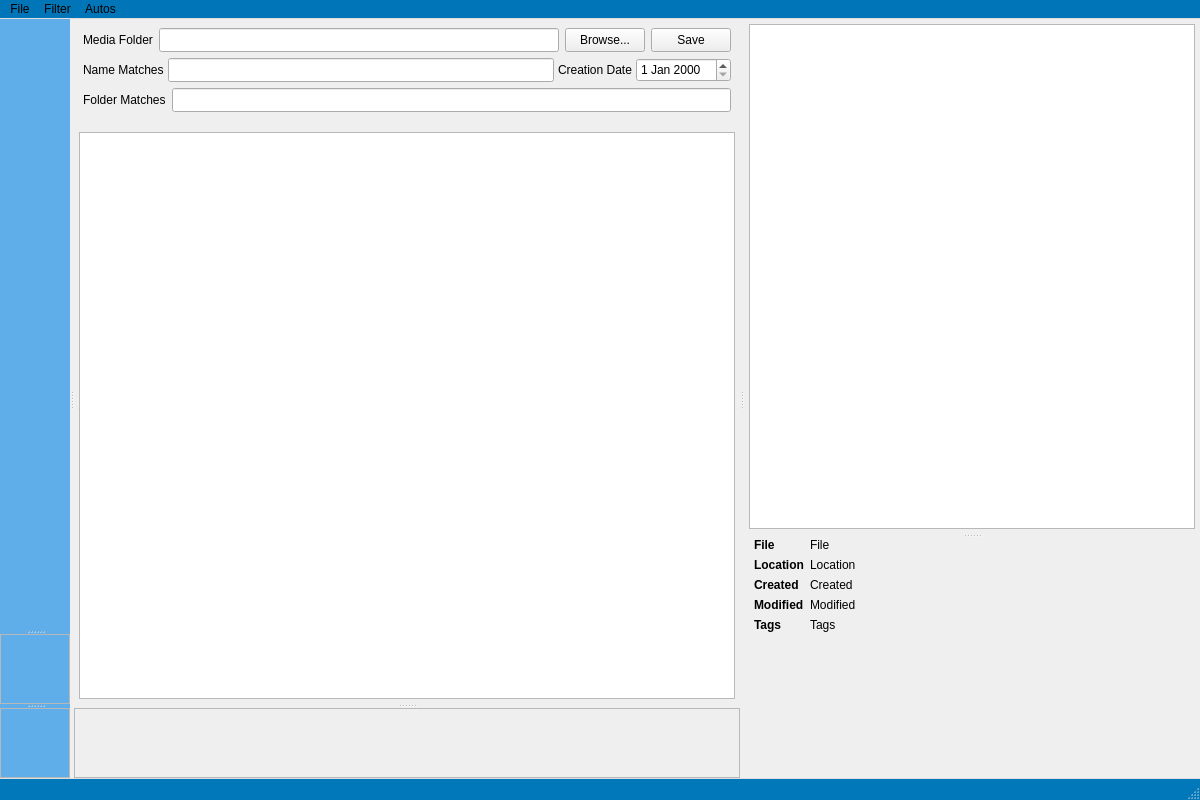
Qt form mainwindow.ui (merrillaldrich/compendia) before a commit.
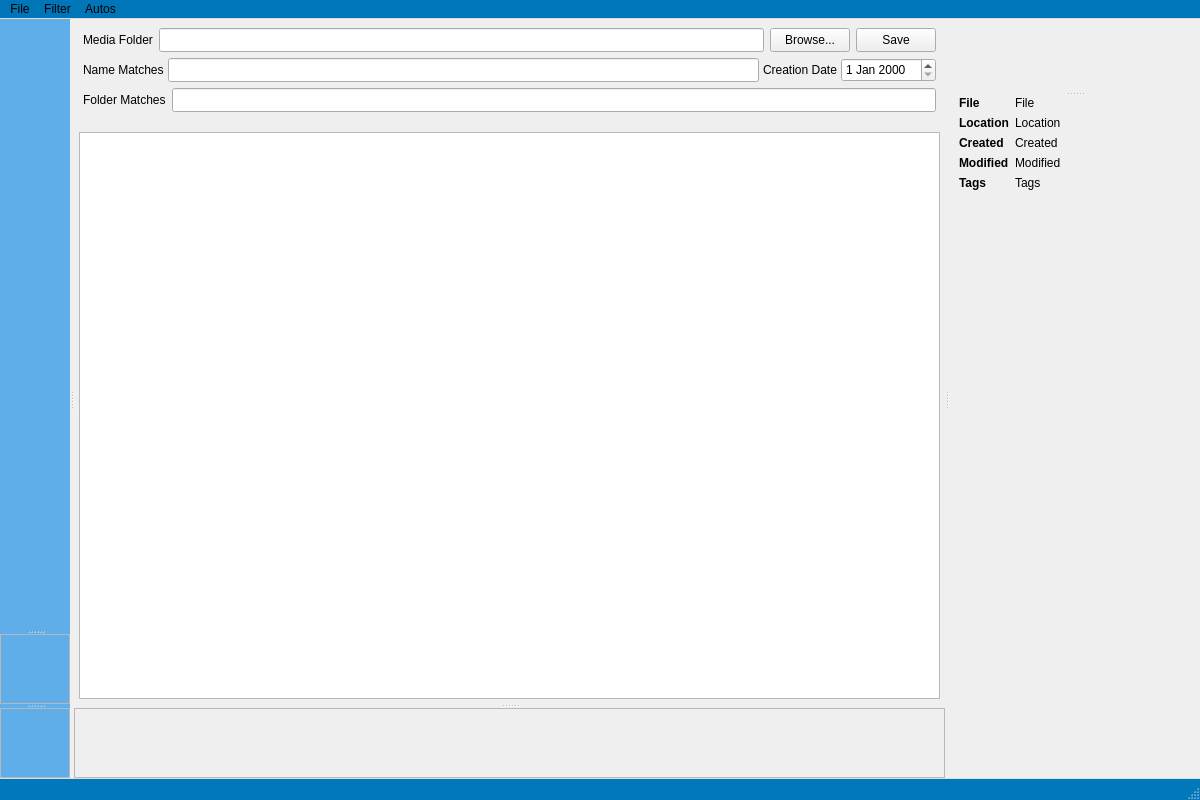
The same form after that commit. Custom widgets are drawn as their Qt base class.

Commit message: Refactor preview area in prep for handling video

Diff of the .ui file:
```diff
--- a/mainwindow.ui
+++ b/mainwindow.ui
@@ -289,7 +289,7 @@
         <enum>Qt::Orientation::Vertical</enum>
        </property>
        <widget class="QWidget" name="horizontalLayoutWidget_2">
-        <layout class="QHBoxLayout" name="previewContainer">
+        <layout class="QHBoxLayout" name="previewLayout">
          <property name="spacing">
           <number>5</number>
          </property>
@@ -306,7 +306,7 @@
           <number>5</number>
          </property>
          <item>
-          <widget class="QGraphicsView" name="previewGraphicsView"/>
+          <widget class="PreviewContainer" name="previewContainer" native="true"/>
          </item>
         </layout>
        </widget>
@@ -579,6 +579,12 @@
    <header>navfiltercontainer.h</header>
    <container>1</container>
   </customwidget>
+  <customwidget>
+   <class>PreviewContainer</class>
+   <extends>QWidget</extends>
+   <header>previewcontainer.h</header>
+   <container>1</container>
+  </customwidget>
  </customwidgets>
  <resources/>
  <connections/>
```
The commit also changes 4 other files.
